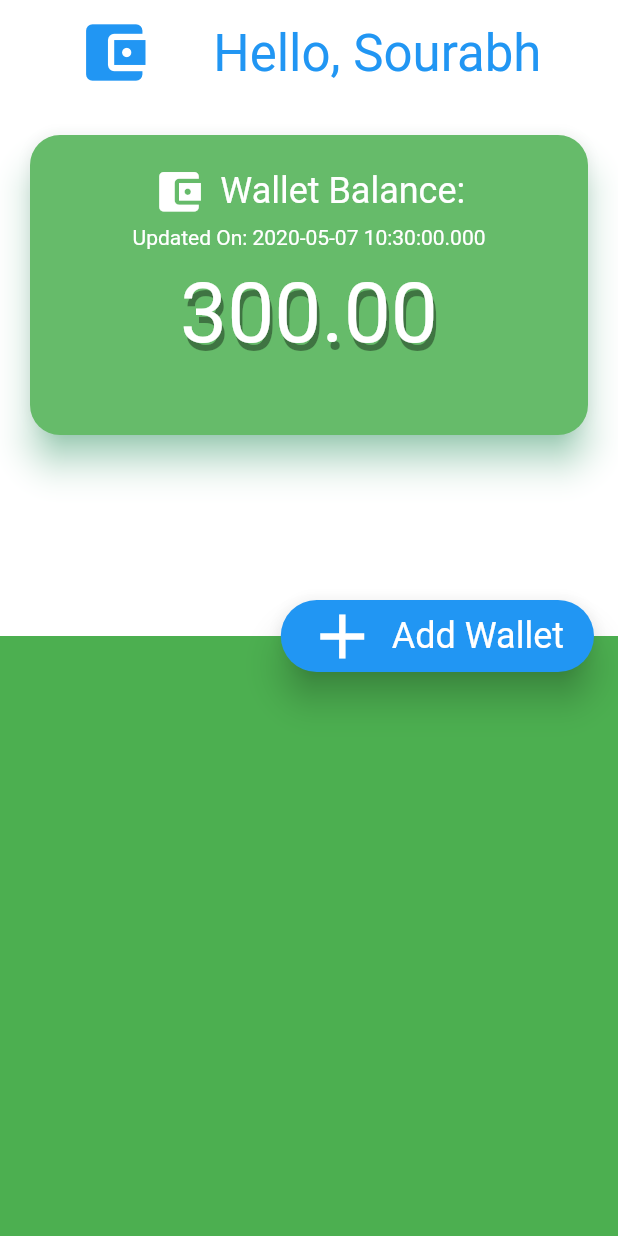
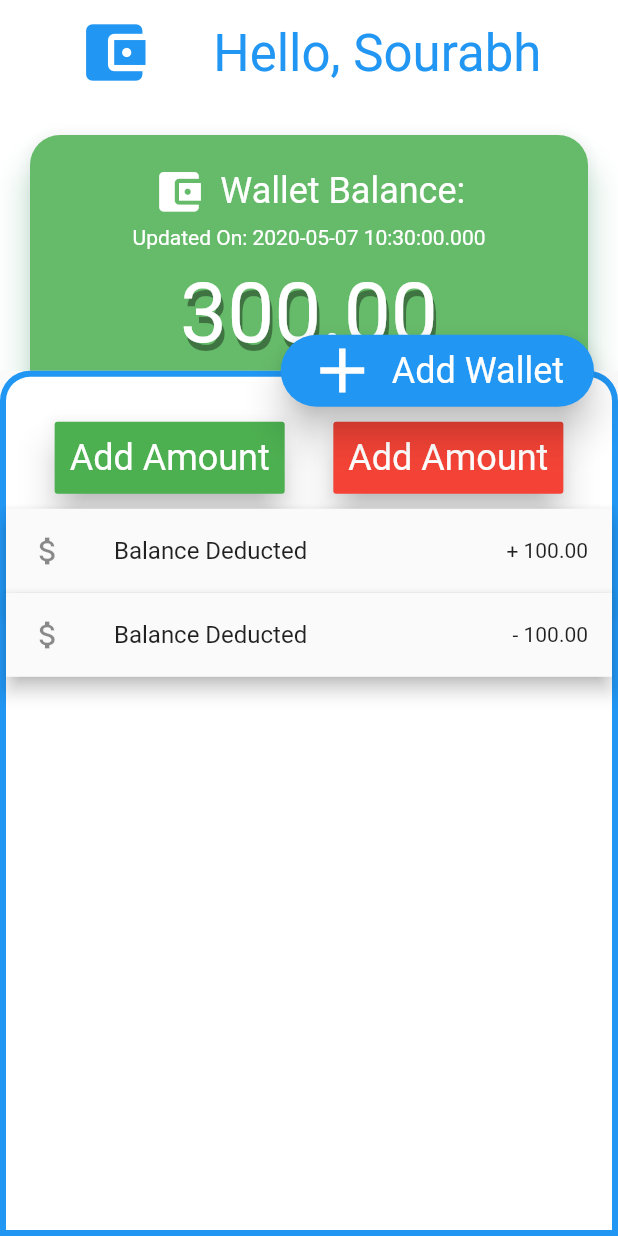
Before and after one commit to sourabhsdx/flutter_balance_manager, a Flutter app: the screen it shows after launch, after a tap on "Wallet Balance:", on a phone screen of 412 x 824 dp. Run offline on Flutter 3.47's test engine with Material 2 defaults, Android fonts, the phone set to English and light mode, and no system bars.

Commit message:
bottom sheet for balance checking added

```diff
--- /dev/null
+++ b/lib/constants.dart
@@ -0,0 +1,10 @@
+import 'package:flutter/material.dart';
+
+final kInputBox = InputDecoration(
+  labelText: "Initial Amount",
+  border: OutlineInputBorder(
+    borderRadius: BorderRadius.circular(8),
+  ),
+  disabledBorder: OutlineInputBorder(
+      borderRadius: BorderRadius.circular(8)),
+);
--- a/lib/screens/components/wallet_card.dart
+++ b/lib/screens/components/wallet_card.dart
@@ -1,3 +1,4 @@
+import 'package:flutter/cupertino.dart';
 import 'package:flutter/material.dart';
 
 class WalletCard extends StatelessWidget {
@@ -9,9 +10,62 @@ class WalletCard extends StatelessWidget {
         showBottomSheet(context: context,
             builder: (context){
           return Container(
-            height: 400,
+            height: MediaQuery.of(context).size.height*0.7,
             width: MediaQuery.of(context).size.width,
-            color: Colors.green,
+            decoration: BoxDecoration(
+              borderRadius: BorderRadius.only(topLeft: Radius.circular(20), topRight: Radius.circular(20)),
+              color: Colors.white,
+              border: Border.all(color: Colors.blue, width: 4)
+            ),
+            child: Column(
+              children: <Widget>[
+                SizedBox(height: 30,),
+                Row(
+                  mainAxisAlignment: MainAxisAlignment.spaceEvenly,
+                  children: <Widget>[
+                    RaisedButton(
+                      onPressed: (){},
+                      elevation: 10,
+                      color: Colors.green,
+                      padding: EdgeInsets.all(10),
+                      child: Text("Add Amount",style: Theme.of(context).textTheme.headline5,),
+                    ),
+                    RaisedButton(
+                      onPressed: (){},
+                      elevation: 10,
+                      color: Colors.red,
+                      padding: EdgeInsets.all(10),
+                      child: Text("Add Amount", style: Theme.of(context).textTheme.headline5,),
+
+                    )
+                  ],
+                ),
+                SizedBox(height: 10,),
+                Expanded(
+                  flex: 1,
+                  child: ListView(
+                    children: <Widget>[
+                      Material(
+                        elevation: 5,
+                        child: ListTile(
+                          leading: Icon(Icons.attach_money),
+                          title: Text("Balance Deducted"),
+                          trailing: Text("+ 100.00"),
+                        ),
+                      ),
+                      Material(
+                        elevation: 5,
+                        child: ListTile(
+                          leading: Icon(Icons.attach_money),
+                          title: Text("Balance Deducted"),
+                          trailing: Text("- 100.00"),
+                        ),
+                      )
+                    ],
+                  ),
+                )
+              ],
+            ),
           );
             });
       },
```
Also changed, not shown: lib/screens/home.dart (+45 -18 lines).
